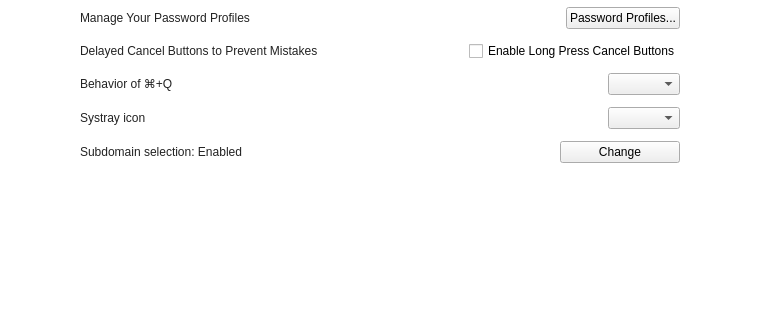
This is src/MainWindow.ui in mooltipass/moolticute as Qt 5 draws it before an edit; both pictures show x 114 to 874 and y 312 to 632 of the 988 by 632 pixel window. The edited form follows.
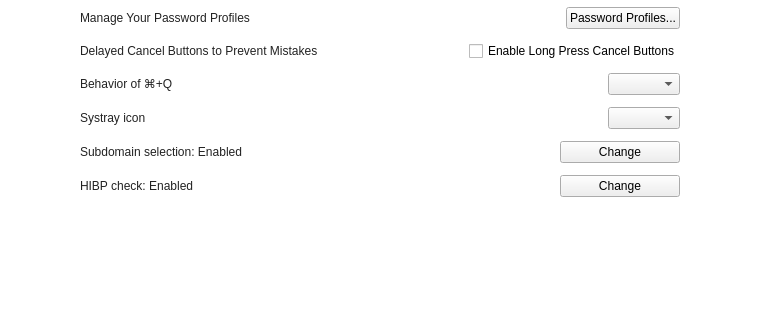
This is the edited form. Icons and pictures are not drawn. Custom widgets are drawn as their Qt base class.

Commit message: #402 Adding HIBP class for password check, adding HIBP option to settings

The edit to the form file:
```diff
--- a/src/MainWindow.ui
+++ b/src/MainWindow.ui
@@ -3028,6 +3028,43 @@
               </item>
              </layout>
             </item>
+            <item>
+             <layout class="QHBoxLayout" name="horizontalLayout_46">
+              <item>
+               <widget class="QLabel" name="labelHIBPCheck">
+                <property name="text">
+                 <string>HIBP check: Enabled</string>
+                </property>
+               </widget>
+              </item>
+              <item>
+               <spacer name="horizontalSpacer_41">
+                <property name="orientation">
+                 <enum>Qt::Horizontal</enum>
+                </property>
+                <property name="sizeHint" stdset="0">
+                 <size>
+                  <width>40</width>
+                  <height>20</height>
+                 </size>
+                </property>
+               </spacer>
+              </item>
+              <item>
+               <widget class="QPushButton" name="pushButtonHIBP">
+                <property name="minimumSize">
+                 <size>
+                  <width>120</width>
+                  <height>0</height>
+                 </size>
+                </property>
+                <property name="text">
+                 <string>Change</string>
+                </property>
+               </widget>
+              </item>
+             </layout>
+            </item>
             <item>
              <spacer name="horizontalSpacer_44">
               <property name="orientation">
```
Left out of the diff: 4 changed lines with no effect on the pictures. The commit also changes 7 other files.
